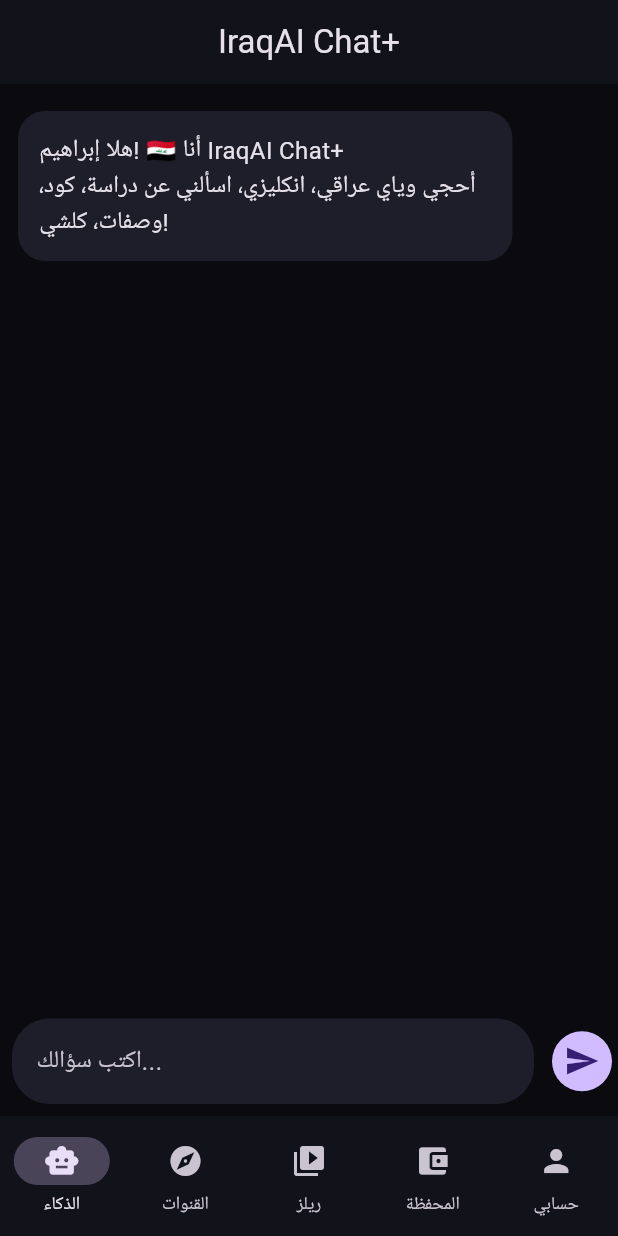
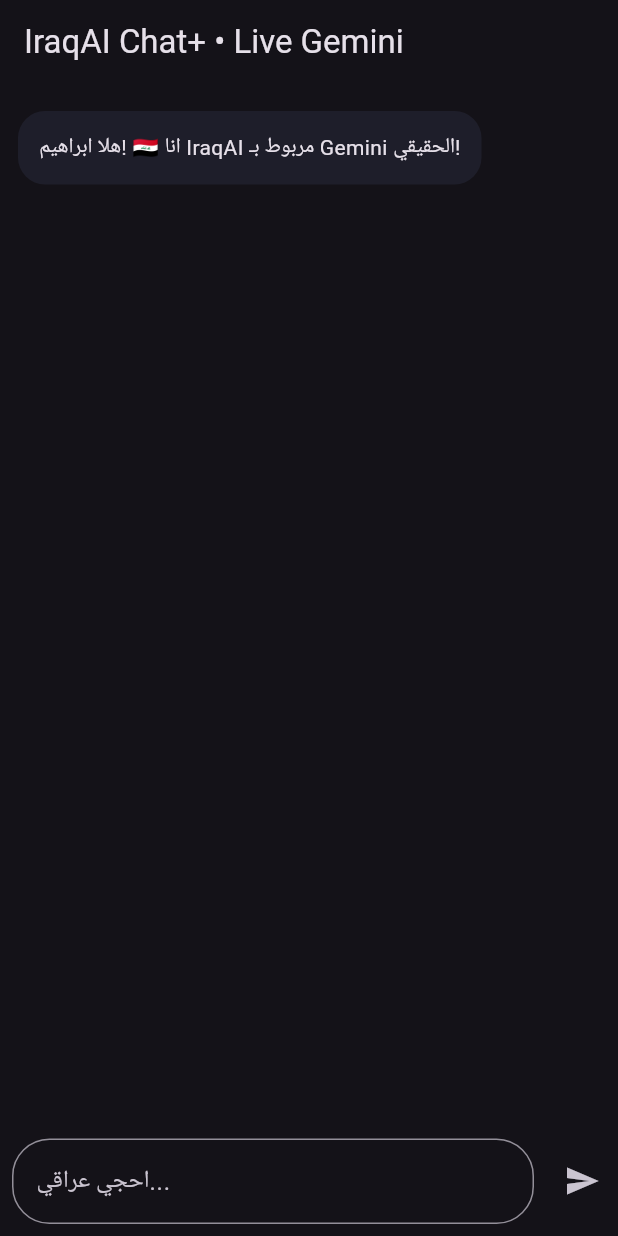
Before and after one commit to vj22761-jpg/iraqai-app, a Flutter app: the screen it shows after launch, after a tap on the "send" icon, on a phone screen of 412 x 824 dp. Run offline on Flutter 3.47's test engine with Material 3 defaults, Android fonts, the phone set to English and light mode, and no system bars; our stand-ins replace google_generative_ai; Roboto replaces fonts that are missing (Tajawal).

```diff
--- a/lib/main.dart
+++ b/lib/main.dart
@@ -1,80 +1,14 @@
 import 'package:flutter/material.dart';
-import 'package:google_fonts/google_fonts.dart';
-
+import 'package:google_generative_ai/google_generative_ai.dart';
+const GEMINI_API_KEY = String.fromEnvironment('GEMINI_API_KEY', defaultValue: 'MISSING');
 void main()=>runApp(const IraqAIApp());
-
-class IraqAIApp extends StatelessWidget{
-  const IraqAIApp({super.key});
-  @override
-  Widget build(BuildContext c){
-    return MaterialApp(
-      debugShowCheckedModeBanner:false,
-      theme: ThemeData.dark().copyWith(
-        scaffoldBackgroundColor:const Color(0xFF0A0A0F),
-        textTheme: GoogleFonts.tajawalTextTheme(ThemeData.dark().textTheme),
-        appBarTheme: const AppBarTheme(backgroundColor: Color(0xFF12121A), centerTitle:true),
-      ),
-      home: const MainNav(),
-    );
-  }
-}
-
-class MainNav extends StatefulWidget{const MainNav({super.key});@override State<MainNav> createState()=>_N();}
-class _N extends State<MainNav>{
-  int i=0;
-  @override Widget build(BuildContext c){
-    final pages = [const ChatPage(), const ChannelsPage(), const ReelsPage(), const WalletPage(), const ProfilePage()];
-    return Scaffold(
-      body: pages[i],
-      bottomNavigationBar: NavigationBar(
-        backgroundColor: const Color(0xFF12121A),
-        selectedIndex: i,
-        onDestinationSelected: (x)=>setState(()=>i=x),
-        destinations: const [
-          NavigationDestination(icon: Icon(Icons.smart_toy), label: 'الذكاء'),
-          NavigationDestination(icon: Icon(Icons.explore), label: 'القنوات'),
-          NavigationDestination(icon: Icon(Icons.video_library), label: 'ريلز'),
-          NavigationDestination(icon: Icon(Icons.account_balance_wallet), label: 'المحفظة'),
-          NavigationDestination(icon: Icon(Icons.person), label: 'حسابي'),
-        ],
-      ),
-    );
-  }
-}
-
-// --- Chat ---
+class IraqAIApp extends StatelessWidget{const IraqAIApp({super.key});@override Widget build(BuildContext c){return MaterialApp(debugShowCheckedModeBanner:false,theme:ThemeData.dark(),home:const ChatPage());}}
 class ChatPage extends StatefulWidget{const ChatPage({super.key});@override State<ChatPage> createState()=>_C();}
 class _C extends State<ChatPage>{
   final ctrl=TextEditingController();
-  final msgs=<Map<String,String>>[{"role":"ai","text":"هلا إبراهيم! 🇮🇶 أنا IraqAI Chat+ \nأحجي وياي عراقي، انكليزي، اسألني عن دراسة، كود، وصفات، كلشي!"}];
-  void send(){
-    if(ctrl.text.trim().isEmpty) return;
-    setState(){msgs.add({"role":"user","text":ctrl.text});}
-    final q=ctrl.text; ctrl.clear();
-    Future.delayed(const Duration(milliseconds:700),(){setState(()=>msgs.add({"role":"ai","text":"فهمت: '$q'\n\nهاي إجابة تجريبية، راح نربطها بـ OpenAI / Gemini API بعدين حتى تجاوبك ذكاء حقيقي + تحفظ المحادثات."}));});
-  }
-  @override Widget build(BuildContext c){
-    return Scaffold(
-      appBar: AppBar(title: const Text('IraqAI Chat+')),
-      body: Column(children:[
-        Expanded(child: ListView.builder(padding:const EdgeInsets.all(12),itemCount:msgs.length,itemBuilder:(c,k){
-          final m=msgs[k]; final isUser=m['role']=='user';
-          return Align(alignment:isUser?Alignment.centerRight:Alignment.centerLeft,child:Container(margin:const EdgeInsets.symmetric(vertical:6),padding:const EdgeInsets.all(14),constraints:BoxConstraints(maxWidth: MediaQuery.of(c).size.width*0.8),decoration:BoxDecoration(color:isUser?Colors.deepPurpleAccent:const Color(0xFF1E1E2A),borderRadius:BorderRadius.circular(18)),child:Text(m['text']!,style:const TextStyle(fontSize:16))));
-        })),
-        SafeArea(child: Row(children:[Expanded(child: Padding(padding:const EdgeInsets.all(8),child: TextField(controller:ctrl,decoration: InputDecoration(hintText:'اكتب سؤالك...',filled:true,fillColor:const Color(0xFF1E1E2A),border:OutlineInputBorder(borderRadius:BorderRadius.circular(25),borderSide:BorderSide.none)),onSubmitted:(_)=>send()))),IconButton.filled(onPressed:send,icon:const Icon(Icons.send))]))
-      ]),
-    );
-  }
+  final msgs=<Map<String,String>>[{"role":"ai","text":"هلا ابراهيم! 🇮🇶 انا IraqAI مربوط بـ Gemini الحقيقي!"}];
+  bool loading=false; ChatSession? chat;
+  @override void initState(){super.initState(); if(GEMINI_API_KEY!='MISSING'){final m=GenerativeModel(model:'gemini-1.5-flash',apiKey:GEMINI_API_KEY); chat=m.startChat();}}
+  void send() async {if(ctrl.text.isEmpty) return; final q=ctrl.text; setState((){msgs.add({"role":"user","text":q}); loading=true;}); ctrl.clear(); try{final r=await chat!.sendMessage(Content.text(q)); setState(()=>msgs.add({"role":"ai","text":r.text??'error'}));}catch(e){setState(()=>msgs.add({"role":"ai","text":'خطأ: $e'}));} setState(()=>loading=false);}
+  @override Widget build(BuildContext c){return Scaffold(appBar:AppBar(title:const Text('IraqAI Chat+ • Live Gemini')),body:Column(children:[Expanded(child:ListView.builder(padding:const EdgeInsets.all(12),itemCount:msgs.length,itemBuilder:(c,k){final m=msgs[k];final isU=m['role']=='user';return Align(alignment:isU?Alignment.centerRight:Alignment.centerLeft,child:Container(margin:const EdgeInsets.symmetric(vertical:6),padding:const EdgeInsets.all(14),decoration:BoxDecoration(color:isU?Colors.deepPurple:const Color(0xFF1E1E2A),borderRadius:BorderRadius.circular(18)),child:Text(m['text']!)));})), if(loading) const LinearProgressIndicator(), Row(children:[Expanded(child:Padding(padding:const EdgeInsets.all(8),child:TextField(controller:ctrl,decoration:InputDecoration(hintText:'احجي عراقي...',border:OutlineInputBorder(borderRadius:BorderRadius.circular(25))),onSubmitted:(_)=>send()))),IconButton(onPressed:send,icon:const Icon(Icons.send))])])) ;}
 }
-
-// --- Channels ---
-class ChannelsPage extends StatelessWidget{const ChannelsPage({super.key});@override Widget build(BuildContext c){final chans=[{"name":"التقنية العراقية","subs":"12K"},{"name":"طبخات أم حسين","subs":"45K"},{"name":"رياضة عراقية","subs":"20K"}];return Scaffold(appBar:AppBar(title:const Text('القنوات')),body:ListView.builder(itemCount:chans.length,itemBuilder:(c,i)=>Card(color:const Color(0xFF1E1E2A),margin:const EdgeInsets.all(8),child:ListTile(leading:const CircleAvatar(backgroundColor:Colors.deepPurpleAccent,child:Icon(Icons.play_arrow)),title:Text(chans[i]['name']!),subtitle:Text('${chans[i]['subs']} مشترك'),trailing: ElevatedButton(onPressed:(){}, child: const Text('اشتراك 0.99\$'))))));}}
-
-// --- Reels with earnings ---
-class ReelsPage extends StatelessWidget{const ReelsPage({super.key});@override Widget build(BuildContext c){return Scaffold(appBar:AppBar(title:const Text('ريلز - اربح من المشاهدة')),body:PageView.builder(scrollDirection:Axis.vertical,itemCount:5,itemBuilder:(c,i)=>Container(color:Colors.black,child:Stack(children:[Center(child: Text('فيديو ريلز #${i+1}\n شاهد 30 ثانية = 0.01\$',textAlign:TextAlign.center,style:const TextStyle(fontSize:22))),Positioned(bottom:20,right:20,child:Column(children:[IconButton(onPressed:(){},icon:const Icon(Icons.favorite,size:35)),const Text('2.1K'),const SizedBox(height:20),IconButton(onPressed:(){},icon:const Icon(Icons.attach_money,size:35)),const Text('ارباحك: 0.12\$')]))]))));}}
-
-// --- Wallet ---
-class WalletPage extends StatelessWidget{const WalletPage({super.key});@override Widget build(BuildContext c){return Scaffold(appBar:AppBar(title:const Text('المحفظة')),body:Padding(padding:const EdgeInsets.all(20),child:Column(children:[Container(width:double.infinity,padding:const EdgeInsets.all(24),decoration:BoxDecoration(color:Colors.deepPurpleAccent,borderRadius:BorderRadius.circular(20)),child:const Column(children:[Text('رصيدك الحالي',style:TextStyle(fontSize:18)),SizedBox(height:10),Text('12.50 \$',style:TextStyle(fontSize:36,fontWeight:FontWeight.bold)),SizedBox(height:10),Text('≈ 16,500 د.ع')] )),const SizedBox(height:20),ListTile(leading:const Icon(Icons.account_balance),title:const Text('سحب عبر زين كاش / آسيا حوالة'),subtitle:const Text('الحد الأدنى 10\$')),ElevatedButton(onPressed:(){},child:const Text('طلب سحب'))])));}
-
-// --- Profile ---
-class ProfilePage extends StatelessWidget{const ProfilePage({super.key});@override Widget build(BuildContext c){return Scaffold(appBar:AppBar(title:const Text('حسابي')),body:ListView(padding:const EdgeInsets.all(16),children:const[CircleAvatar(radius:40,child:Icon(Icons.person,size:50)),SizedBox(height:10),Center(child:Text('Ibrahim Al-Sudani - i97_i_',style:TextStyle(fontSize:18,fontWeight:FontWeight.bold))),ListTile(title:Text('الباقة: المجانية (100 رسالة/يوم)')),ListTile(title:Text('الايميل: ibrahim@example.com')),ListTile(title:Text('تطوير: ربط Firebase + AdMob للأرباح'))]));}
```
Also changed, not shown: pubspec.yaml (+5 -2 lines), 1 other file.
